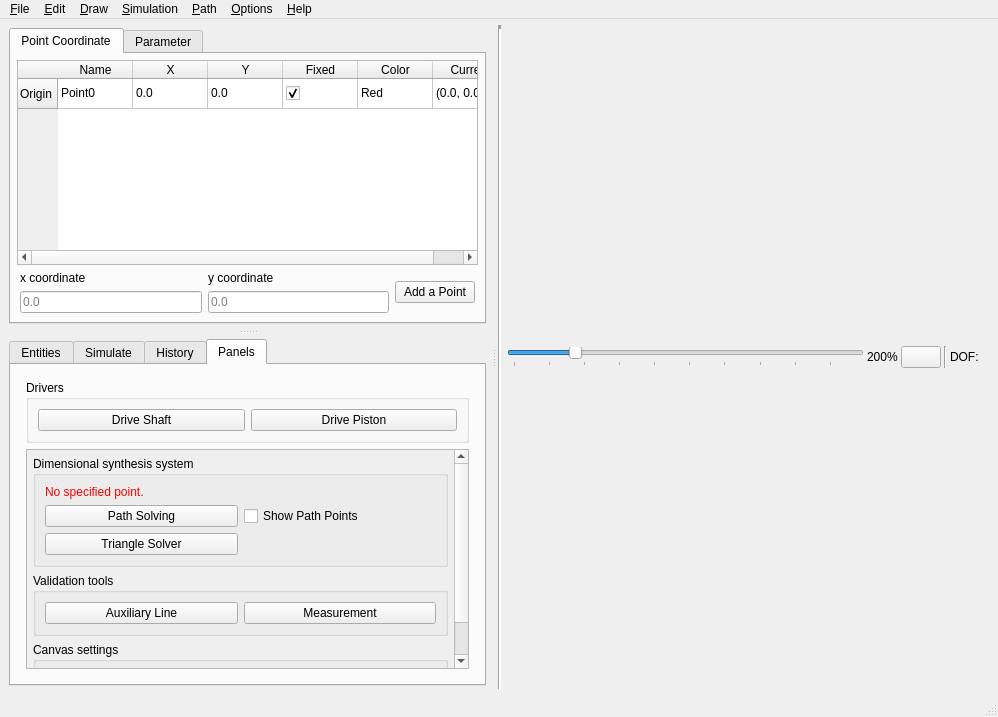
Old version of the form core/main.ui in the repository KmolYuan/Pyslvs-UI.
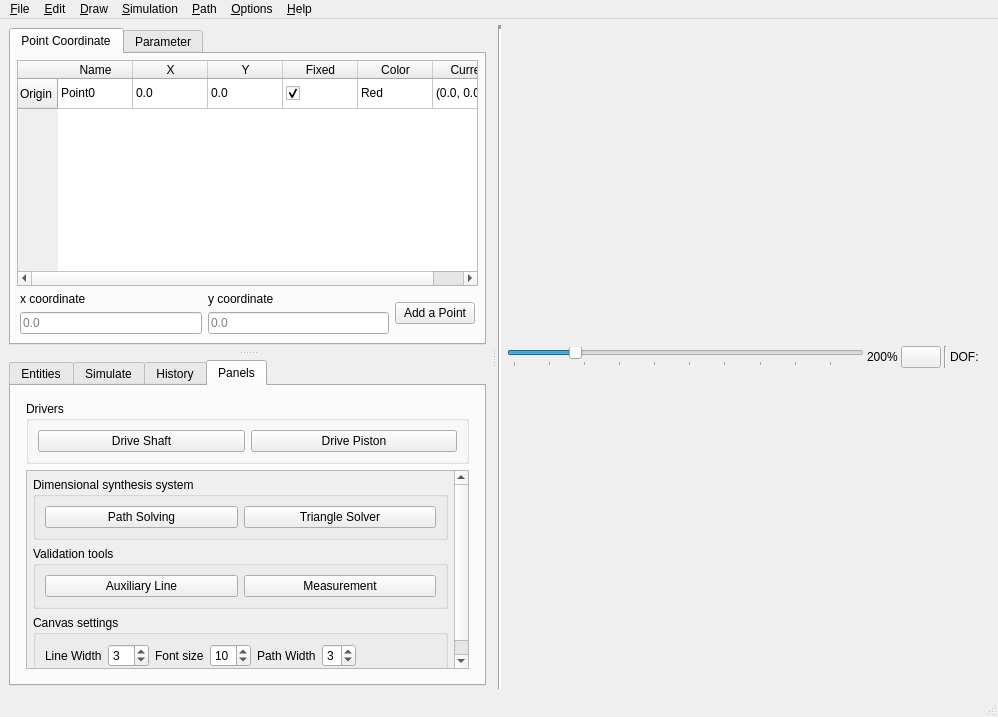
New version of the form. The open tabs and pages were chosen to show the change. Icons and pictures are not drawn.

The edit to the form file:
```diff
--- a/core/main.ui
+++ b/core/main.ui
@@ -1541,6 +1541,9 @@
                             <iconset resource="../icons.qrc">
                              <normaloff>:/icons/normal.png</normaloff>:/icons/normal.png</iconset>
                            </property>
+                           <property name="checkable">
+                            <bool>true</bool>
+                           </property>
                           </widget>
                          </item>
                         </layout>
@@ -1561,8 +1564,8 @@
                         <rect>
                          <x>0</x>
                          <y>0</y>
-                         <width>388</width>
-                         <height>330</height>
+                         <width>427</width>
+                         <height>268</height>
                         </rect>
                        </property>
                        <layout class="QVBoxLayout" name="verticalLayout_22">
@@ -1585,15 +1588,8 @@
                           </property>
                           <layout class="QVBoxLayout" name="verticalLayout_21">
                            <item>
-                            <widget class="QLabel" name="reqPathSolving">
-                             <property name="text">
-                              <string>&lt;html&gt;&lt;head/&gt;&lt;body&gt;&lt;p&gt;&lt;span style=&quot; color:#ff0000;&quot;&gt;No specified point.&lt;/span&gt;&lt;/p&gt;&lt;/body&gt;&lt;/html&gt;</string>
-                             </property>
-                            </widget>
-                           </item>
-                           <item>
-                            <layout class="QGridLayout" name="gridLayout_3">
-                             <item row="1" column="0">
+                            <layout class="QHBoxLayout" name="horizontalLayout_6">
+                             <item>
                               <widget class="QPushButton" name="PathSolving">
                                <property name="toolTip">
                                 <string>&lt;html&gt;&lt;head/&gt;&lt;body&gt;&lt;p&gt;&lt;span style=&quot; font-size:12pt; font-weight:600;&quot;&gt;Path Solving&lt;/span&gt;&lt;/p&gt;&lt;p&gt;&lt;span style=&quot; font-size:10pt;&quot;&gt;This generator will design a crank rocker to meet this path requirement.&lt;/span&gt;&lt;/p&gt;&lt;p&gt;&lt;img src=&quot;:/icons/tooltips/PathSolving.png&quot;/&gt;&lt;/p&gt;&lt;p&gt;&lt;span style=&quot; font-size:10pt;&quot;&gt;There may be some interference problems in the solution of faster convergence.&lt;/span&gt;&lt;/p&gt;&lt;/body&gt;&lt;/html&gt;</string>
@@ -1613,23 +1609,7 @@
                                </property>
                               </widget>
                              </item>
-                             <item row="1" column="1">
-                              <widget class="QCheckBox" name="Path_points_show">
-                               <property name="toolTip">
-                                <string/>
-                               </property>
-                               <property name="statusTip">
-                                <string>Show design path.</string>
-                               </property>
-                               <property name="text">
-                                <string>Show Path Points</string>
-                               </property>
-                               <property name="checked">
-                                <bool>false</bool>
-                               </property>
-                              </widget>
-                             </item>
-                             <item row="2" column="0">
+                             <item>
                               <widget class="QPushButton" name="TriangleSolver">
                                <property name="toolTip">
                                 <string>&lt;html&gt;&lt;head/&gt;&lt;body&gt;&lt;p&gt;&lt;span style=&quot; font-size:12pt; font-weight:600;&quot;&gt;Triangle Solver&lt;/span&gt;&lt;/p&gt;&lt;p&gt;&lt;span style=&quot; font-size:10pt;&quot;&gt;Use Solver to calculate the reference points of your mechanism.&lt;/span&gt;&lt;img src=&quot;:/icons/tooltips/TS.png&quot;/&gt;&lt;/p&gt;&lt;p&gt;&lt;span style=&quot; font-size:10pt;&quot;&gt;You must manually adjust the stacking method.&lt;/span&gt;&lt;/p&gt;&lt;/body&gt;&lt;/html&gt;</string>
```
Left out of the diff: 57 changed lines with no effect on the pictures.
